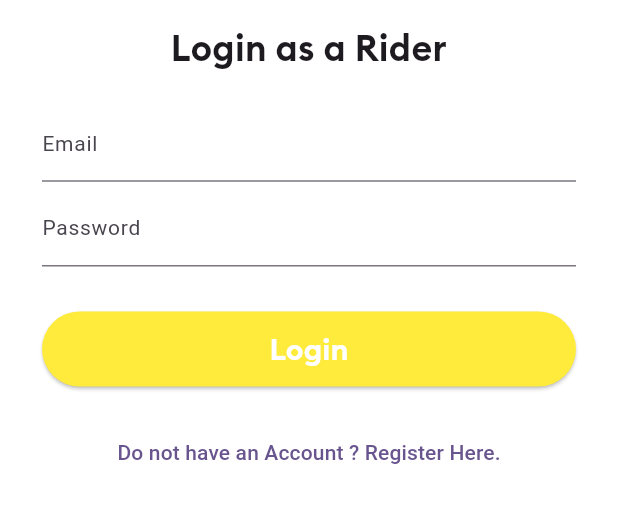
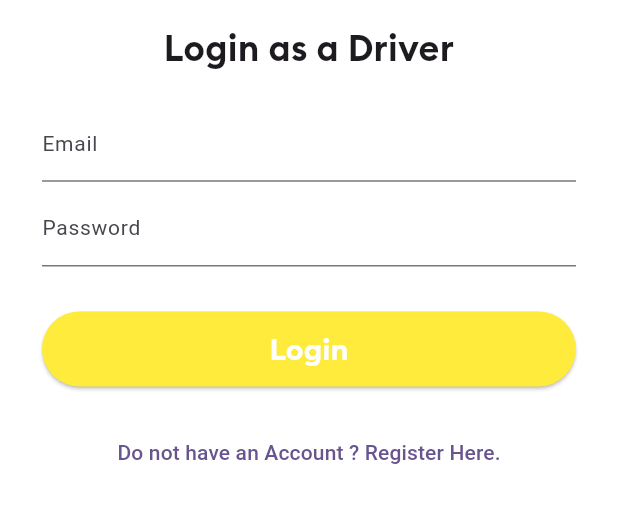
Before and after one commit to Meriem-Boussoufa/uber_driver_app, a Flutter app: the screen it shows after launch, on a phone screen of 412 x 824 dp, the part 440-963 px from its top. Run offline on Flutter 3.47's test engine with Material 3 defaults, Android fonts, the phone set to English and light mode, and no system bars; our stand-ins replace firebase_auth, firebase_core, firebase_database, firebase_messaging, fluttertoast, geolocator and 2 more; missing offline and left inert: flutter_geofire; accounts and stored records are empty.

Commit message:
handle prob

```diff
--- a/lib/screens/login_screen.dart
+++ b/lib/screens/login_screen.dart
@@ -36,7 +36,7 @@ class LoginScreen extends StatelessWidget {
               ),
               const SizedBox(height: 15.0),
               const Text(
-                "Login as a Rider",
+                "Login as a Driver",
                 style: TextStyle(fontSize: 24.0, fontFamily: "Brand Bold"),
                 textAlign: TextAlign.center,
               ),
```
